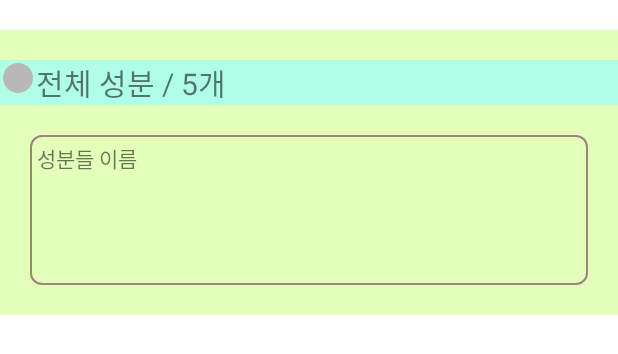
After one commit to hongchopper/SwuMakeUpShot, an Android app: the layout sub_list_item.xml on its own in the app's theme, with its tools: preview values and no code run, on a phone screen of 412 x 824 dp. The commit adds this screen. Shown: the top 354 px of the screen. Run offline under Robolectric (Android 15) with nearby library versions, the phone set to English and light mode, and no system bars.

Commit message:
Android 0927 sub

```diff
--- a/app/src/main/java/com/example/swumakeupshot/BearItem.java
+++ b/app/src/main/java/com/example/swumakeupshot/ListItem.java
@@ -1,13 +1,13 @@
 package com.example.swumakeupshot;
 
-public class BearItem {
+public class ListItem {
     /* 아이템의 정보를 담기 위한 클래스 */
 
     String num;
     String name;
     int resId;
 
-    public BearItem(String num, String name, int resId) {
+    public ListItem(String num, String name, int resId) {
         this.num = num;
         this.name = name;
         this.resId = resId;
--- /dev/null
+++ b/app/src/main/res/drawable/border.xml
@@ -0,0 +1,18 @@
+<?xml version="1.0" encoding="utf-8"?>
+<shape xmlns:android="http://schemas.android.com/apk/res/android"
+    android:shape="rectangle">
+    <solid android:color="@android:color/transparent"/>
+    <stroke
+        android:width="1dp"
+        android:color="#9e8181"/>
+    <padding
+        android:bottom="5dp"
+        android:left="5dp"
+        android:right="5dp"
+        android:top="5dp"/>
+    <corners
+        android:bottomLeftRadius="7dp"
+        android:bottomRightRadius="7dp"
+        android:topLeftRadius="7dp"
+        android:topRightRadius="7dp"/>
+</shape>
--- /dev/null
+++ b/app/src/main/res/drawable/ic_baseline_circle_grey.xml
@@ -0,0 +1,5 @@
+<vector android:height="24dp" android:tint="#B8B8B8"
+    android:viewportHeight="24" android:viewportWidth="24"
+    android:width="24dp" xmlns:android="http://schemas.android.com/apk/res/android">
+    <path android:fillColor="@android:color/white" android:pathData="M12,2C6.47,2 2,6.47 2,12s4.47,10 10,10 10,-4.47 10,-10S17.53,2 12,2z"/>
+</vector>
--- a/app/src/main/res/layout/listview_list_item.xml
+++ b/app/src/main/res/layout/listview_list_item.xml
@@ -53,7 +53,7 @@
                 <ImageView
                     android:layout_width="wrap_content"
                     android:layout_height="wrap_content"
-                    android:src="@drawable/ic_baseline_circle_247" />
+                    android:src="@drawable/ic_baseline_circle_smallblue" />
                 <TextView
                     android:layout_width="wrap_content"
                     android:layout_height="wrap_content"
@@ -63,7 +63,7 @@
                     android:layout_marginLeft="10dp"
                     android:layout_width="wrap_content"
                     android:layout_height="wrap_content"
-                    android:src="@drawable/ic_baseline_circle_24" />
+                    android:src="@drawable/ic_baseline_circle_smallorange" />
                 <TextView
                     android:layout_width="wrap_content"
                     android:layout_height="wrap_content"
@@ -73,7 +73,7 @@
                     android:layout_marginLeft="10dp"
                     android:layout_width="wrap_content"
                     android:layout_height="wrap_content"
-                    android:src="@drawable/ic_baseline_circle_249" />
+                    android:src="@drawable/ic_baseline_circle_samllred" />
                 <TextView
                     android:layout_width="wrap_content"
                     android:layout_height="wrap_content"
--- /dev/null
+++ b/app/src/main/res/layout/sub_list_item.xml
@@ -0,0 +1,49 @@
+<?xml version="1.0" encoding="utf-8"?>
+<LinearLayout xmlns:android="http://schemas.android.com/apk/res/android"
+    android:layout_width="match_parent"
+    android:layout_height="match_parent">
+
+    <LinearLayout
+        android:layout_marginTop="20dp"
+        android:layout_width="match_parent"
+        android:layout_height="wrap_content"
+        android:background="#AAD6FF97"
+        android:orientation="vertical">
+
+        <LinearLayout
+            android:layout_marginTop="20dp"
+            android:layout_width="match_parent"
+            android:layout_height="wrap_content"
+            android:background="#AA97FFFF"
+            android:orientation="horizontal">
+            <ImageView
+                android:layout_width="wrap_content"
+                android:layout_height="wrap_content"
+                android:src="@drawable/ic_baseline_circle_grey" />
+            <TextView
+                android:layout_width="wrap_content"
+                android:layout_height="wrap_content"
+                android:textSize="20dp"
+                android:text="전체 성분 / " />
+            <TextView
+                android:layout_width="wrap_content"
+                android:layout_height="wrap_content"
+                android:textSize="20dp"
+                android:text="5개" />
+        </LinearLayout>
+
+        <LinearLayout
+            android:layout_width="match_parent"
+            android:layout_height="100dp"
+            android:background="@drawable/border"
+            android:layout_margin="20dp">
+            <TextView
+                android:layout_width="wrap_content"
+                android:layout_height="wrap_content"
+                android:text="성분들 이름"/>
+        </LinearLayout>
+    </LinearLayout>
+
+
+
+</LinearLayout>
```
Also changed, not shown: app/src/main/java/com/example/swumakeupshot/ListViewActivity.java (+11 -20 lines), app/src/main/res/layout/sub.xml (+10 -3 lines), app/src/main/res/drawable/ic_baseline_circle_samllred.xml (renamed from app/src/main/res/drawable/ic_baseline_circle_249.xml), app/src/main/res/drawable/ic_baseline_circle_smallblue.xml (renamed from app/src/main/res/drawable/ic_baseline_circle_247.xml), app/src/main/res/drawable/ic_baseline_circle_smallorange.xml (renamed from app/src/main/res/drawable/ic_baseline_circle_24.xml).
